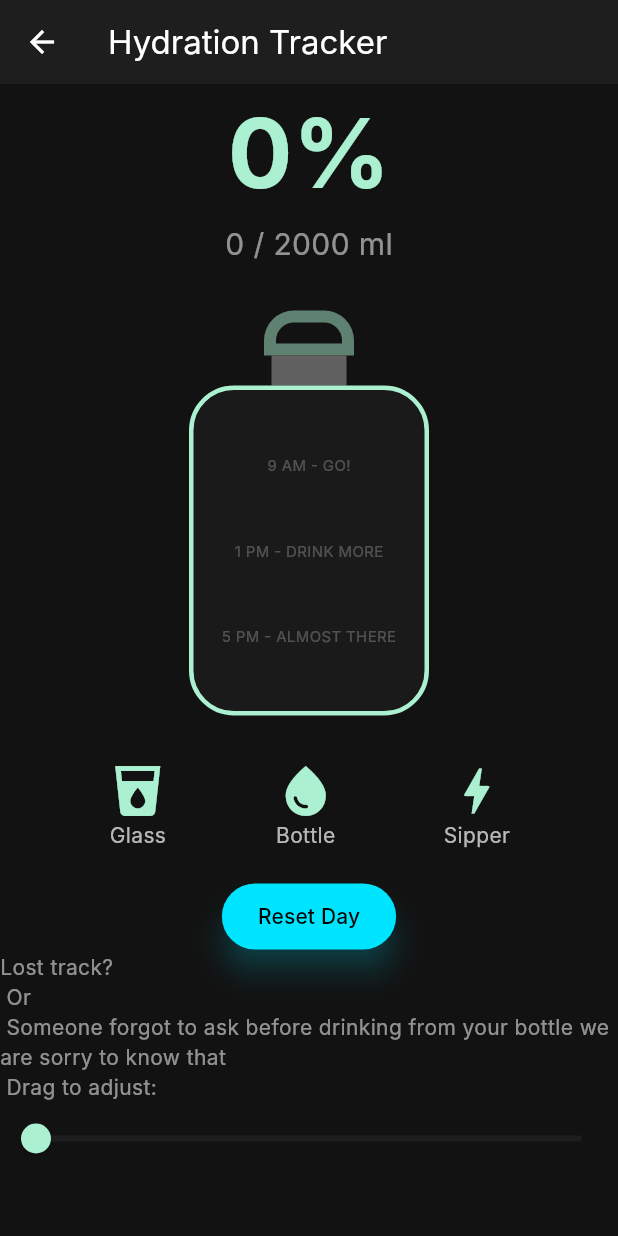
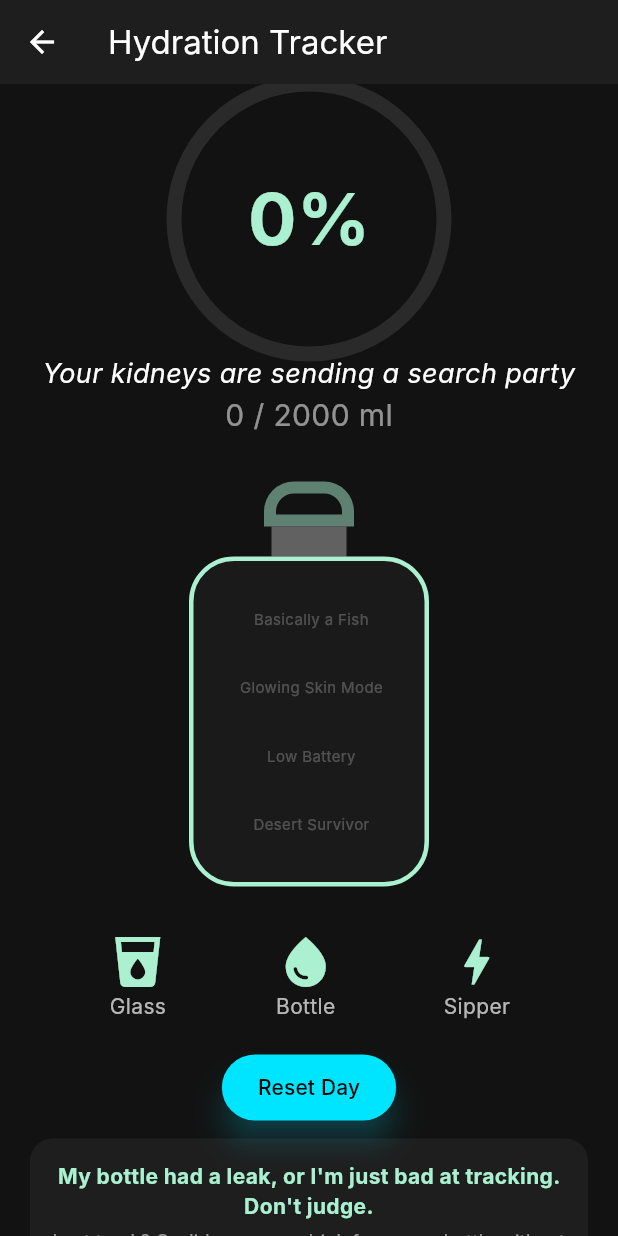
Before and after one commit to aryashi17/Nutrimate, a Flutter app: the HydrationScreen screen opened directly, on a phone screen of 412 x 824 dp. Run offline on Flutter 3.47's test engine with Material 3 defaults, Android fonts, the phone set to English and light mode, and no system bars; our stand-ins replace cloud_firestore, firebase_auth, firebase_core; accounts and stored records are empty; Roboto replaces fonts that are missing (Inter).

Commit message:
Added blue gauge and buffer line

```diff
--- a/lib/features/hydration/hydration_screen.dart
+++ b/lib/features/hydration/hydration_screen.dart
@@ -38,6 +38,14 @@ void _showThirstWarning() {
   );
 
   }
+  String _getFunnyStatus() {
+  double progress = _totalDrank / _goal;
+  if (progress >= 1.0) return "Champion Level: Basically a Fish ";
+  if (progress >= 0.75) return "Look at you, Hydration Hero! 🦸";
+  if (progress >= 0.50) return "Halfway! Your skin is glowing (probably) ";
+  if (progress >= 0.25) return "Emotional Support Water Level: LOW ⚠️";
+  return "Your kidneys are sending a search party ";
+}
 
 
   @override
@@ -49,9 +57,33 @@ void _showThirstWarning() {
   mainAxisAlignment: MainAxisAlignment.center,
   children: [
     // 1. Your existing numbers at the top
+    Stack(
+  alignment: Alignment.center,
+  children: [
+    SizedBox(
+      width: 180,
+      height: 180,
+      child: CircularProgressIndicator(
+        value: (_totalDrank / _goal).clamp(0.0, 1.0),
+        strokeWidth: 10,
+        backgroundColor: Colors.white10,
+        valueColor: const AlwaysStoppedAnimation<Color>(Color(0xFF4FC3F7)), // The Blue Gauge
+      ),
+    ),
     Text(
       "${((_totalDrank / _goal) * 100).toInt()}%",
-      style: const TextStyle(fontSize: 64, fontWeight: FontWeight.bold, color: Color(0xFFAAF0D1)),
+      style: const TextStyle(fontSize: 48, fontWeight: FontWeight.bold, color: Color(0xFFAAF0D1)),
+    ),
+  ],
+),
+    // NEW: Funny Status Text
+Padding(
+  padding: const EdgeInsets.symmetric(horizontal: 20.0),
+  child: Text(
+    _getFunnyStatus(),
+    textAlign: TextAlign.center,
+    style: const TextStyle(fontSize: 18, color: Colors.white, fontStyle: FontStyle.italic),
+  ),
 ),
     // Smaller ML counter right under it
     Text(
@@ -78,14 +110,37 @@ void _showThirstWarning() {
       onPressed: () => setState(() => _totalDrank = 0),
       child: const Text("Reset Day"),
     ),
-    Column(
+    // --- MANUAL OVERRIDE SECTION ---
+Container(
+  margin: const EdgeInsets.symmetric(horizontal: 20, vertical: 10),
+  padding: const EdgeInsets.all(15),
+  decoration: BoxDecoration(
+    color: Colors.white.withOpacity(0.05), // Subtle dark card look
+    borderRadius: BorderRadius.circular(15),
+  ),
+  child: Column(
     children: [
-    const Text("Lost track?\n Or \n Someone forgot to ask before drinking from your bottle we are sorry to know that \n Drag to adjust:", style: TextStyle(color: Colors.white54)),
+      const Text(
+        "My bottle had a leak, or I'm just bad at tracking. Don't judge.", // Your funny line
+        textAlign: TextAlign.center,
+        style: TextStyle(
+          color: Color(0xFFAAF0D1), // Mint green to match the theme
+          fontWeight: FontWeight.bold,
+          fontSize: 14,
+        ),
+      ),
+      const SizedBox(height: 5),
+      const Text(
+        "Lost track? Or did someone drink from your bottle without asking?",
+        textAlign: TextAlign.center,
+        style: TextStyle(color: Colors.white54, fontSize: 12),
+      ),
       Slider(
         value: _totalDrank.toDouble().clamp(0, _goal.toDouble()),
         min: 0,
         max: _goal.toDouble(),
         activeColor: const Color(0xFFAAF0D1),
+        inactiveColor: Colors.white10,
         onChanged: (newValue) {
           setState(() {
             _totalDrank = newValue.toInt();
@@ -93,10 +148,11 @@ void _showThirstWarning() {
         },
       ),
     ],
-)
-  ],
   ),
 ),
-    );
-  }
-}
+  ], // Closes the inner Column
+        ), // Closes the Outer Column
+      ), // Closes the SingleChildScrollView
+    ); // Closes the Scaffold
+  } // Closes the Widget build
+} // Closes the _HydrationScreenState class
--- a/lib/features/widgets/bottle_visual.dart
+++ b/lib/features/widgets/bottle_visual.dart
@@ -63,9 +63,10 @@ Container(
         child: Column(
           mainAxisAlignment: MainAxisAlignment.spaceEvenly,
           children: const [
-            Text("9 AM - GO!", style: TextStyle(fontSize: 10, color: Colors.white24)),
-            Text("1 PM - DRINK MORE", style: TextStyle(fontSize: 10, color: Colors.white24)),
-            Text("5 PM - ALMOST THERE", style: TextStyle(fontSize: 10, color: Colors.white24)),
+           Text(" Basically a Fish", style: TextStyle(color: Colors.white24, fontSize: 10)),
+          Text(" Glowing Skin Mode", style: TextStyle(color: Colors.white24, fontSize: 10)),
+          Text(" Low Battery", style: TextStyle(color: Colors.white24, fontSize: 10)),
+          Text(" Desert Survivor", style: TextStyle(color: Colors.white24, fontSize: 10)),
           ],
         ),
       ),
--- a/lib/main.dart
+++ b/lib/main.dart
@@ -1,6 +1,7 @@
 import 'package:flutter/material.dart';
 import 'package:firebase_core/firebase_core.dart';
 import 'package:firebase_auth/firebase_auth.dart';
+import 'package:nutrimate_app/features/hydration/hydration_screen.dart';
 import 'package:provider/provider.dart';
 
 import 'firebase_options.dart';
```
Lines whose indentation alone changed are shown as unchanged.
